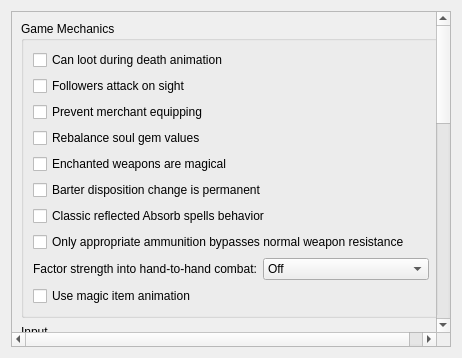
Qt form files/ui/advancedpage.ui (nikamigaming-create/nikami-openmw-lab) before a commit.
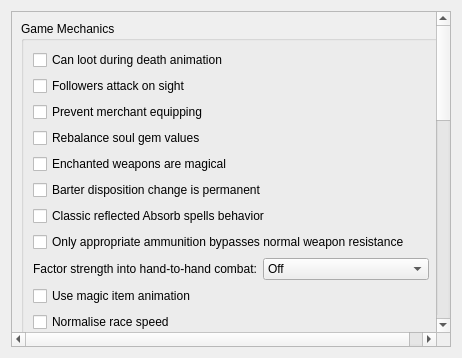
The same form after that commit.

Patch:
```diff
--- a/files/ui/advancedpage.ui
+++ b/files/ui/advancedpage.ui
@@ -159,6 +159,16 @@
             </property>
            </widget>
           </item>
+          <item>
+           <widget class="QCheckBox" name="normaliseRaceSpeedCheckBox">
+            <property name="toolTip">
+             <string>&lt;html&gt;&lt;head/&gt;&lt;body&gt;&lt;p&gt;Don't use race weight in NPC movement speed calculations.&lt;/p&gt;&lt;/body&gt;&lt;/html&gt;</string>
+            </property>
+            <property name="text">
+             <string>Normalise race speed</string>
+            </property>
+           </widget>
+          </item>
          </layout>
         </widget>
        </item>
```
